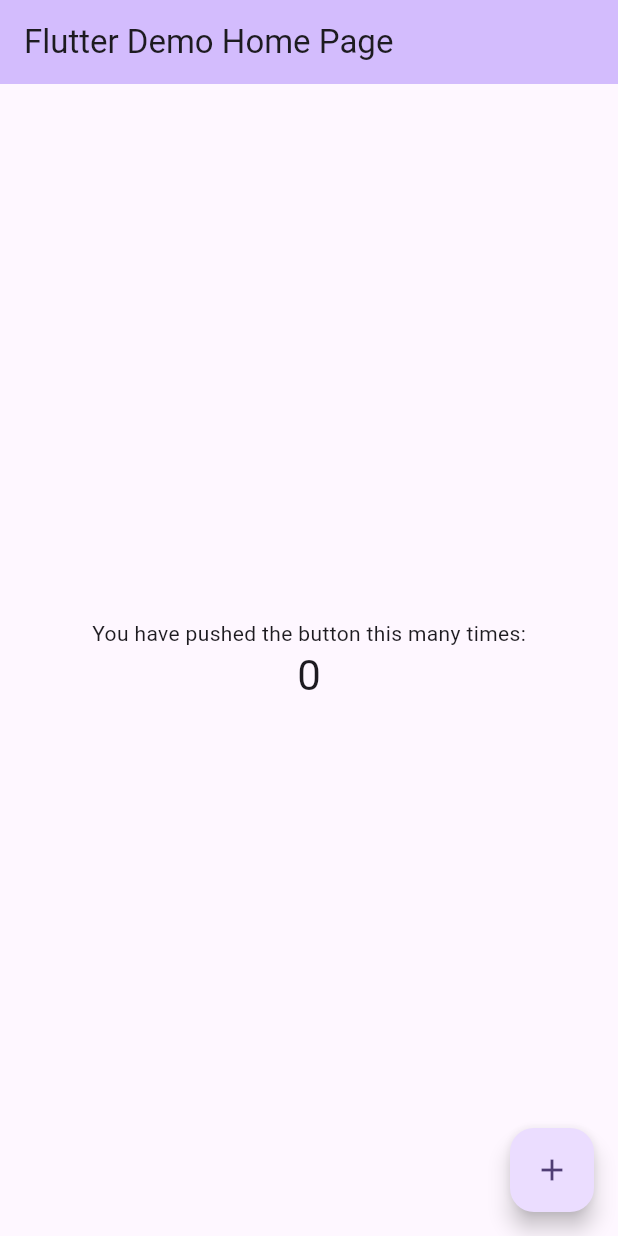
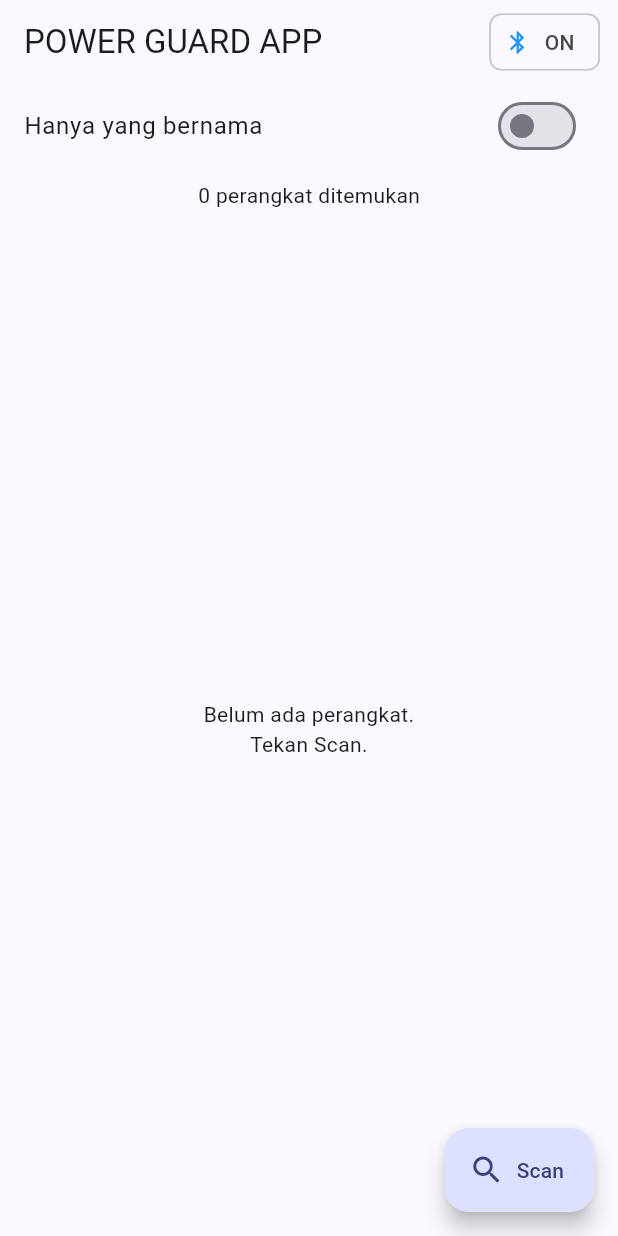
Before and after one commit to AGDAN09/power-guard, a Flutter app: the screen it shows after launch, on a phone screen of 412 x 824 dp. Run offline on Flutter 3.47's test engine with Material 3 defaults, Android fonts, the phone set to English and light mode, and no system bars; our stand-ins replace flutter_blue_plus.

Commit message:
tambah fitur scan, izin Bluetooth, dan ganti nama jadi Power Guard

```diff
--- a/lib/main.dart
+++ b/lib/main.dart
@@ -1,121 +1,188 @@
 import 'package:flutter/material.dart';
+import 'package:flutter_blue_plus/flutter_blue_plus.dart';
 
-void main() {
-  runApp(const MyApp());
-}
+void main() => runApp(const MyApp());
 
 class MyApp extends StatelessWidget {
   const MyApp({super.key});
-
-  // This widget is the root of your application.
   @override
   Widget build(BuildContext context) {
     return MaterialApp(
-      title: 'Flutter Demo',
-      theme: ThemeData(
-        // This is the theme of your application.
-        //
-        // TRY THIS: Try running your application with "flutter run". You'll see
-        // the application has a purple toolbar. Then, without quitting the app,
-        // try changing the seedColor in the colorScheme below to Colors.green
-        // and then invoke "hot reload" (save your changes or press the "hot
-        // reload" button in a Flutter-supported IDE, or press "r" if you used
-        // the command line to start the app).
-        //
-        // Notice that the counter didn't reset back to zero; the application
-        // state is not lost during the reload. To reset the state, use hot
-        // restart instead.
-        //
-        // This works for code too, not just values: Most code changes can be
-        // tested with just a hot reload.
-        colorScheme: .fromSeed(seedColor: Colors.deepPurple),
-      ),
-      home: const MyHomePage(title: 'Flutter Demo Home Page'),
+      debugShowCheckedModeBanner: false,
+      title: 'POWER GUARD APP',
+      theme: ThemeData(colorSchemeSeed: Colors.indigo, useMaterial3: true),
+      home: const ScanPage(),
     );
   }
 }
 
-class MyHomePage extends StatefulWidget {
-  const MyHomePage({super.key, required this.title});
+class ScanPage extends StatefulWidget {
+  const ScanPage({super.key});
+  @override
+  State<ScanPage> createState() => _ScanPageState();
+}
 
-  // This widget is the home page of your application. It is stateful, meaning
-  // that it has a State object (defined below) that contains fields that affect
-  // how it looks.
-
-  // This class is the configuration for the state. It holds the values (in this
-  // case the title) provided by the parent (in this case the App widget) and
-  // used by the build method of the State. Fields in a Widget subclass are
-  // always marked "final".
-
-  final String title;
+class _ScanPageState extends State<ScanPage> {
+  BluetoothAdapterState _adapter = BluetoothAdapterState.unknown;
+  bool _onlyNamed = false;
 
   @override
-  State<MyHomePage> createState() => _MyHomePageState();
-}
+  void initState() {
+    super.initState();
+    FlutterBluePlus.adapterState.listen((s) {
+      if (mounted) setState(() => _adapter = s);
+    });
+  }
 
-class _MyHomePageState extends State<MyHomePage> {
-  int _counter = 0;
+  bool get _btOn => _adapter == BluetoothAdapterState.on;
 
-  void _incrementCounter() {
-    setState(() {
-      // This call to setState tells the Flutter framework that something has
-      // changed in this State, which causes it to rerun the build method below
-      // so that the display can reflect the updated values. If we changed
-      // _counter without calling setState(), then the build method would not be
-      // called again, and so nothing would appear to happen.
-      _counter++;
-    });
+  Future<void> _toggleScan() async {
+    if (FlutterBluePlus.isScanningNow) {
+      await FlutterBluePlus.stopScan();
+    } else {
+      await FlutterBluePlus.startScan(timeout: const Duration(seconds: 15));
+    }
+  }
+
+  String _name(ScanResult r) {
+    final n = r.advertisementData.advName.isNotEmpty
+        ? r.advertisementData.advName
+        : r.device.platformName;
+    return n;
+  }
+
+  String _jarak(int rssi) {
+    if (rssi >= -55) return 'Sangat dekat';
+    if (rssi >= -70) return 'Dekat';
+    if (rssi >= -85) return 'Sedang';
+    return 'Jauh';
+  }
+
+  Color _warna(int rssi) {
+    if (rssi >= -55) return Colors.green;
+    if (rssi >= -70) return Colors.lightGreen;
+    if (rssi >= -85) return Colors.orange;
+    return Colors.red;
   }
 
   @override
   Widget build(BuildContext context) {
-    // This method is rerun every time setState is called, for instance as done
-    // by the _incrementCounter method above.
-    //
-    // The Flutter framework has been optimized to make rerunning build methods
-    // fast, so that you can just rebuild anything that needs updating rather
-    // than having to individually change instances of widgets.
     return Scaffold(
       appBar: AppBar(
-        // TRY THIS: Try changing the color here to a specific color (to
-        // Colors.amber, perhaps?) and trigger a hot reload to see the AppBar
-        // change color while the other colors stay the same.
-        backgroundColor: Theme.of(context).colorScheme.inversePrimary,
-        // Here we take the value from the MyHomePage object that was created by
-        // the App.build method, and use it to set our appbar title.
-        title: Text(widget.title),
+        title: const Text('POWER GUARD APP'),
+        actions: [
+          Padding(
+            padding: const EdgeInsets.only(right: 12),
+            child: Chip(
+              avatar: Icon(
+                _btOn ? Icons.bluetooth : Icons.bluetooth_disabled,
+                size: 18,
+                color: _btOn ? Colors.blue : Colors.grey,
+              ),
+              label: Text(_btOn ? 'ON' : 'OFF'),
+            ),
+          ),
+        ],
       ),
-      body: Center(
-        // Center is a layout widget. It takes a single child and positions it
-        // in the middle of the parent.
-        child: Column(
-          // Column is also a layout widget. It takes a list of children and
-          // arranges them vertically. By default, it sizes itself to fit its
-          // children horizontally, and tries to be as tall as its parent.
-          //
-          // Column has various properties to control how it sizes itself and
-          // how it positions its children. Here we use mainAxisAlignment to
-          // center the children vertically; the main axis here is the vertical
-          // axis because Columns are vertical (the cross axis would be
-          // horizontal).
-          //
-          // TRY THIS: Invoke "debug painting" (choose the "Toggle Debug Paint"
-          // action in the IDE, or press "p" in the console), to see the
-          // wireframe for each widget.
-          mainAxisAlignment: .center,
-          children: [
-            const Text('You have pushed the button this many times:'),
-            Text(
-              '$_counter',
-              style: Theme.of(context).textTheme.headlineMedium,
+      body: Column(
+        children: [
+          if (!_btOn)
+            MaterialBanner(
+              content: const Text('Bluetooth HP mati.'),
+              actions: [
+                TextButton(
+                  onPressed: () => FlutterBluePlus.turnOn(),
+                  child: const Text('Aktifkan Bluetooth'),
+                ),
+              ],
             ),
-          ],
-        ),
+          SwitchListTile(
+            title: const Text('Hanya yang bernama'),
+            value: _onlyNamed,
+            onChanged: (v) => setState(() => _onlyNamed = v),
+          ),
+          Expanded(
+            child: StreamBuilder<List<ScanResult>>(
+              stream: FlutterBluePlus.scanResults,
+              initialData: const [],
+              builder: (context, snap) {
+                var list = List<ScanResult>.from(snap.data ?? []);
+                if (_onlyNamed) {
+                  list = list.where((r) => _name(r).isNotEmpty).toList();
+                }
+                list.sort((a, b) => b.rssi.compareTo(a.rssi));
+
+                return Column(
+                  children: [
+                    Padding(
+                      padding: const EdgeInsets.all(8),
+                      child: Text('${list.length} perangkat ditemukan'),
+                    ),
+                    Expanded(
+                      child: list.isEmpty
+                          ? const Center(
+                              child: Text('Belum ada perangkat.\nTekan Scan.',
+                                  textAlign: TextAlign.center),
+                            )
+                          : ListView.separated(
+                              itemCount: list.length,
+                              separatorBuilder: (_, __) =>
+                                  const Divider(height: 1),
+                              itemBuilder: (_, i) {
+                                final r = list[i];
+                                final name = _name(r);
+                                final isEsp =
+                                    name.toUpperCase().startsWith('ESP');
+                                return ListTile(
+                                  leading: Icon(
+                                    isEsp ? Icons.memory : Icons.bluetooth,
+                                    color: isEsp ? Colors.indigo : null,
+                                  ),
+                                  title: Text(
+                                    name.isEmpty ? '(tanpa nama)' : name,
+                                    style: TextStyle(
+                                      fontWeight: isEsp
+                                          ? FontWeight.bold
+                                          : FontWeight.normal,
+                                    ),
+                                  ),
+                                  subtitle: Text(r.device.remoteId.str),
+                                  trailing: Column(
+                                    mainAxisAlignment:
+                                        MainAxisAlignment.center,
+                                    crossAxisAlignment:
+                                        CrossAxisAlignment.end,
+                                    children: [
+                                      Text('${r.rssi} dBm',
+                                          style: TextStyle(
+                                              color: _warna(r.rssi),
+                                              fontWeight: FontWeight.bold)),
+                                      Text(_jarak(r.rssi),
+                                          style: const TextStyle(fontSize: 12)),
+                                    ],
+                                  ),
+                                );
+                              },
+                            ),
+                    ),
+                  ],
+                );
+              },
+            ),
+          ),
+        ],
       ),
-      floatingActionButton: FloatingActionButton(
-        onPressed: _incrementCounter,
-        tooltip: 'Increment',
-        child: const Icon(Icons.add),
+      floatingActionButton: StreamBuilder<bool>(
+        stream: FlutterBluePlus.isScanning,
+        initialData: false,
+        builder: (context, snap) {
+          final scanning = snap.data ?? false;
+          return FloatingActionButton.extended(
+            onPressed: _btOn ? _toggleScan : null,
+            icon: Icon(scanning ? Icons.stop : Icons.search),
+            label: Text(scanning ? 'Stop' : 'Scan'),
+          );
+        },
       ),
     );
   }
```
Also changed, not shown: pubspec.yaml (+9 -0 lines), pubspec.lock, 3 other files.
